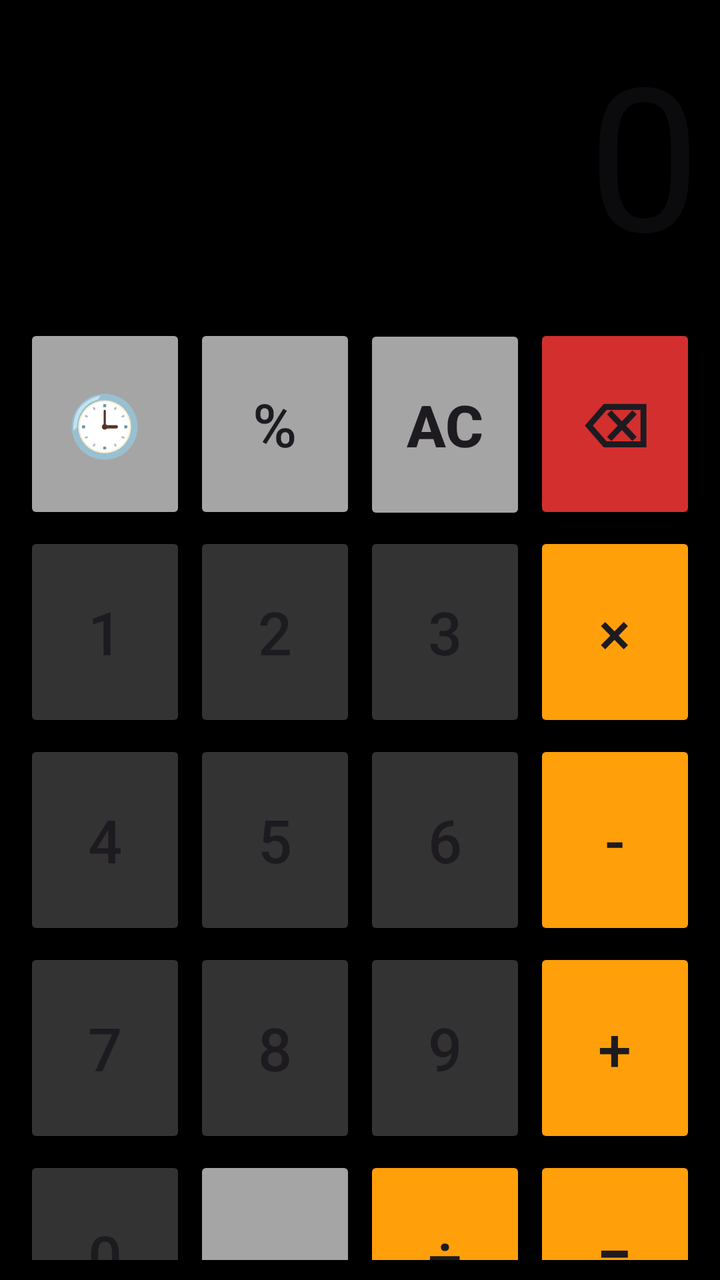
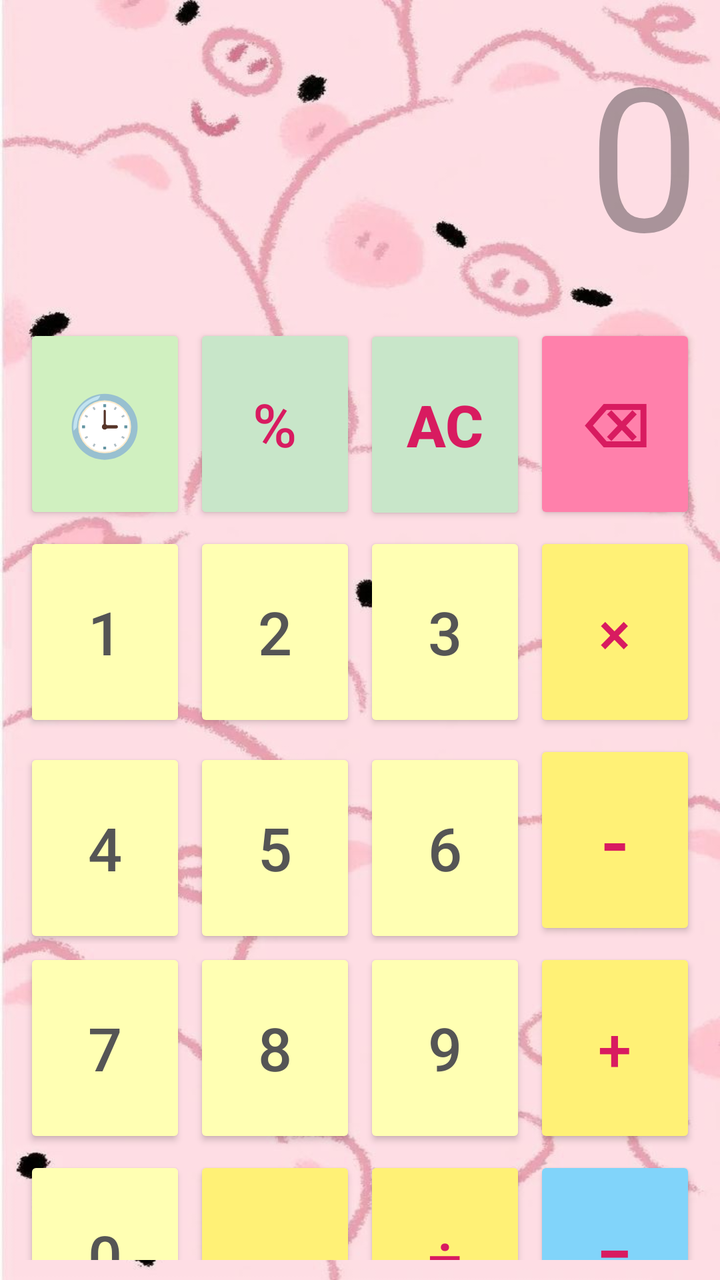

Compare the two renders of this Android layout. The source of the first and the diff that turns it into the second are given below.
<!-- AndroidManifest.xml: application theme Theme.TouchByTouch -->
<!-- res/layout/activity_main.xml -->
<?xml version="1.0" encoding="utf-8"?>
<LinearLayout xmlns:android="http://schemas.android.com/apk/res/android"
    xmlns:app="http://schemas.android.com/apk/res-auto"
    xmlns:tools="http://schemas.android.com/tools"
    android:id="@+id/main"
    android:layout_width="match_parent"
    android:layout_height="match_parent"
    android:layout_margin="10sp"

    android:background="#000000"
    android:onClick="onNumberClick"
    android:orientation="vertical"
    android:padding="10sp"


    tools:context=".MainActivity">

    <LinearLayout
        android:layout_width="match_parent"
        android:layout_height="wrap_content"
        android:orientation="horizontal">

        <TextView
            android:id="@+id/textView2"
            android:layout_width="match_parent"
            android:layout_height="150dp"
            android:layout_weight="1"
            android:ems="10"
            android:gravity="right"
            android:hint="0"
            android:inputType="number"
            android:textSize="100dp" />

    </LinearLayout>

    <LinearLayout
        android:layout_width="match_parent"
        android:layout_height="wrap_content"
        android:orientation="horizontal">

        <Button
            android:id="@+id/buttonhistory"
            android:layout_width="wrap_content"
            android:layout_height="100dp"
            android:layout_margin="2dp"
            android:layout_weight="1"
            android:backgroundTint="#A5A5A5"
            android:onClick="onHistoryClick"
            android:text="🕒"
            android:textSize="30sp" />

        <Button
            android:id="@+id/buttonpercent"
            android:layout_width="wrap_content"
            android:layout_height="100dp"
            android:layout_margin="2dp"
            android:layout_weight="1"
            android:backgroundTint="#A5A5A5"
            android:onClick="onPercentClick"
            android:text="%"
            android:textSize="30sp" />

        <Button
            android:id="@+id/buttonAC"
            android:layout_width="wrap_content"
            android:layout_height="100dp"
            android:layout_margin="2dp"
            android:layout_weight="1"
            android:backgroundTint="#A5A5A5"
            android:onClick="onACClick"
            android:text="AC"
            android:textSize="29sp"
            android:textStyle="bold" />


        <Button
            android:id="@+id/buttondel"
            android:layout_width="wrap_content"
            android:layout_height="100dp"
            android:layout_margin="2dp"
            android:layout_weight="1"
            android:backgroundTint="#D32F2F"
            android:onClick="onDelClick"
            android:text="⌫"
            android:textSize="30sp"
            android:textStyle="bold" />

    </LinearLayout>

    <LinearLayout
        android:layout_width="match_parent"
        android:layout_height="wrap_content"
        android:orientation="horizontal">

        <Button
            android:id="@+id/button"
            android:layout_width="wrap_content"
            android:layout_height="100sp"
            android:layout_margin="2dp"
            android:layout_weight="1"
            android:backgroundTint="#333333"
            android:onClick="onNumberClick"
            android:text="1"
            android:textSize="30sp" />

        <Button
            android:id="@+id/button2"
            android:layout_width="wrap_content"
            android:layout_height="100dp"
            android:layout_margin="2dp"
            android:layout_weight="1"
            android:backgroundTint="#333333"
            android:onClick="onNumberClick"
            android:text="2"
            android:textSize="30sp" />

        <Button
            android:id="@+id/button3"
            android:layout_width="wrap_content"
            android:layout_height="100dp"
            android:layout_margin="2dp"
            android:layout_weight="1"
            android:backgroundTint="#333333"
            android:onClick="onNumberClick"
            android:text="3"
            android:textSize="30sp" />

        <Button
            android:id="@+id/buttonmult"
            android:layout_width="wrap_content"
            android:layout_height="100dp"
            android:layout_margin="2dp"
            android:layout_weight="1"
            android:backgroundTint="#FF9F0A"
            android:onClick="onOperatorClick"
            android:text="×"
            android:textSize="30sp" />

    </LinearLayout>

    <LinearLayout
        android:layout_width="match_parent"
        android:layout_height="wrap_content"
        android:orientation="horizontal">

        <Button
            android:id="@+id/button4"
            android:layout_width="wrap_content"
            android:layout_height="100dp"
            android:layout_margin="2dp"
            android:layout_weight="1"
            android:backgroundTint="#333333"
            android:onClick="onNumberClick"
            android:text="4"
            android:textSize="30sp" />


        <Button
            android:id="@+id/button5"
            android:layout_width="wrap_content"
            android:layout_height="100dp"
            android:layout_margin="2dp"
            android:layout_weight="1"
            android:backgroundTint="#333333"
            android:onClick="onNumberClick"
            android:text="5"
            android:textSize="30sp" />

        <Button
            android:id="@+id/button6"
            android:layout_width="wrap_content"
            android:layout_height="100dp"
            android:layout_margin="2dp"
            android:layout_weight="1"
            android:backgroundTint="#333333"
            android:onClick="onNumberClick"
            android:text="6"
            android:textSize="30sp" />

        <Button
            android:id="@+id/buttonminus"
            android:layout_width="wrap_content"
            android:layout_height="100dp"
            android:layout_margin="2dp"
            android:layout_weight="1"
            android:backgroundTint="#FF9F0A"
            android:onClick="onOperatorClick"
            android:text="-"
            android:textSize="30sp" />


    </LinearLayout>

    <LinearLayout
        android:layout_width="match_parent"
        android:layout_height="wrap_content"
        android:orientation="horizontal">

        <Button
            android:id="@+id/button7"
            android:layout_width="wrap_content"
            android:layout_height="100dp"
            android:layout_margin="2dp"
            android:layout_weight="1"
            android:backgroundTint="#333333"
            android:onClick="onNumberClick"
            android:text="7"
            android:textSize="30sp" />


        <Button
            android:id="@+id/button8"
            android:layout_width="wrap_content"
            android:layout_height="100dp"
            android:layout_margin="2dp"
            android:layout_weight="1"
            android:backgroundTint="#333333"
            android:text="8"
            android:textSize="30sp" />

        <Button
            android:id="@+id/button9"
            android:layout_width="wrap_content"
            android:layout_height="100dp"
            android:layout_margin="2dp"
            android:layout_weight="1"
            android:backgroundTint="#333333"
            android:onClick="onNumberClick"
            android:text="9"
            android:textSize="30sp" />

        <Button
            android:id="@+id/buttonplus"
            android:layout_width="wrap_content"
            android:layout_height="100dp"
            android:layout_margin="2dp"
            android:layout_weight="1"
            android:backgroundTint="#FF9F0A"
            android:onClick="onOperatorClick"
            android:text="+"
            android:textSize="30sp" />


    </LinearLayout>

    <LinearLayout
        android:layout_width="match_parent"
        android:layout_height="wrap_content"
        android:orientation="horizontal">

        <Button
            android:id="@+id/button0"
            android:layout_width="wrap_content"
            android:layout_height="100dp"
            android:layout_margin="2dp"
            android:layout_weight="1"
            android:backgroundTint="#333333"
            android:onClick="onNumberClick"
            android:text="0"
            android:textSize="30sp" />


        <Button
            android:id="@+id/buttondot"
            android:layout_width="wrap_content"
            android:layout_height="100dp"
            android:layout_margin="2dp"
            android:layout_weight="1"
            android:backgroundTint="#A5A5A5"
            android:onClick="onNumberClick"
            android:text="."
            android:textSize="30sp" />

        <Button
            android:id="@+id/buttondiv"
            android:layout_width="wrap_content"
            android:layout_height="100dp"
            android:layout_margin="2dp"
            android:layout_weight="1"
            android:backgroundTint="#FF9F0A"
            android:onClick="onOperatorClick"
            android:text="÷"
            android:textSize="30sp" />

        <Button
            android:id="@+id/buttonequal"
            android:layout_width="wrap_content"
            android:layout_height="100dp"
            android:layout_margin="2dp"
            android:layout_weight="1"
            android:backgroundTint="#FF9F0A"
            android:onClick="onEqualClick"
            android:text="="
            android:textSize="30sp"
            android:textStyle="bold" />


    </LinearLayout>


</LinearLayout>
<!-- resources referenced by this layout -->
<resources>
  <style name="Theme.TouchByTouch" parent="Base.Theme.TouchByTouch" />
  <style name="Base.Theme.TouchByTouch" parent="Theme.Material3.DayNight.NoActionBar">
          
          
      </style>
</resources>

<!-- the commit's change to res/layout/activity_main.xml (unified diff, before → after) -->
@@ -6,8 +6,7 @@
     android:layout_width="match_parent"
     android:layout_height="match_parent"
     android:layout_margin="10sp"
-
-    android:background="#000000"
+    android:background="@drawable/porky"
     android:onClick="onNumberClick"
     android:orientation="vertical"
     android:padding="10sp"
@@ -44,7 +43,7 @@
             android:layout_height="100dp"
             android:layout_margin="2dp"
             android:layout_weight="1"
-            android:backgroundTint="#A5A5A5"
+            android:backgroundTint="#D0F0C0"
             android:onClick="onHistoryClick"
             android:text="🕒"
             android:textSize="30sp" />
@@ -55,7 +54,8 @@
             android:layout_height="100dp"
             android:layout_margin="2dp"
             android:layout_weight="1"
-            android:backgroundTint="#A5A5A5"
+            android:backgroundTint="#C8E6C9"
+            android:textColor="#D81B60"
             android:onClick="onPercentClick"
             android:text="%"
             android:textSize="30sp" />
@@ -66,7 +66,8 @@
             android:layout_height="100dp"
             android:layout_margin="2dp"
             android:layout_weight="1"
-            android:backgroundTint="#A5A5A5"
+            android:backgroundTint="#C8E6C9"
+            android:textColor="#D81B60"
             android:onClick="onACClick"
             android:text="AC"
             android:textSize="29sp"
@@ -79,7 +80,8 @@
             android:layout_height="100dp"
             android:layout_margin="2dp"
             android:layout_weight="1"
-            android:backgroundTint="#D32F2F"
+            android:backgroundTint="#FF80AB"
+            android:textColor="#D81B60"
             android:onClick="onDelClick"
             android:text="⌫"
             android:textSize="30sp"
@@ -92,13 +94,15 @@
         android:layout_height="wrap_content"
         android:orientation="horizontal">
 
+
         <Button
             android:id="@+id/button"
             android:layout_width="wrap_content"
             android:layout_height="100sp"
             android:layout_margin="2dp"
             android:layout_weight="1"
-            android:backgroundTint="#333333"
+            android:backgroundTint="#FFFFFFB3"
+            android:textColor="#555555"
             android:onClick="onNumberClick"
             android:text="1"
             android:textSize="30sp" />
@@ -109,7 +113,8 @@
             android:layout_height="100dp"
             android:layout_margin="2dp"
             android:layout_weight="1"
-            android:backgroundTint="#333333"
+            android:backgroundTint="#FFFFFFB3"
+            android:textColor="#555555"
             android:onClick="onNumberClick"
             android:text="2"
             android:textSize="30sp" />
@@ -120,7 +125,8 @@
             android:layout_height="100dp"
             android:layout_margin="2dp"
             android:layout_weight="1"
-            android:backgroundTint="#333333"
+            android:backgroundTint="#FFFFFFB3"
+            android:textColor="#555555"
             android:onClick="onNumberClick"
             android:text="3"
             android:textSize="30sp" />
@@ -131,7 +137,8 @@
             android:layout_height="100dp"
             android:layout_margin="2dp"
             android:layout_weight="1"
-            android:backgroundTint="#FF9F0A"
+            android:backgroundTint="#FFF176"
+            android:textColor="#D81B60"
             android:onClick="onOperatorClick"
             android:text="×"
             android:textSize="30sp" />
@@ -149,7 +156,8 @@
             android:layout_height="100dp"
             android:layout_margin="2dp"
             android:layout_weight="1"
-            android:backgroundTint="#333333"
+            android:backgroundTint="#FFFFFFB3"
+            android:textColor="#555555"
             android:onClick="onNumberClick"
             android:text="4"
             android:textSize="30sp" />
@@ -161,7 +169,8 @@
             android:layout_height="100dp"
             android:layout_margin="2dp"
             android:layout_weight="1"
-            android:backgroundTint="#333333"
+            android:backgroundTint="#FFFFFFB3"
+            android:textColor="#555555"
             android:onClick="onNumberClick"
             android:text="5"
             android:textSize="30sp" />
@@ -172,7 +181,8 @@
             android:layout_height="100dp"
             android:layout_margin="2dp"
             android:layout_weight="1"
-            android:backgroundTint="#333333"
+            android:backgroundTint="#FFFFFFB3"
+            android:textColor="#555555"
             android:onClick="onNumberClick"
             android:text="6"
             android:textSize="30sp" />
@@ -183,10 +193,11 @@
             android:layout_height="100dp"
             android:layout_margin="2dp"
             android:layout_weight="1"
-            android:backgroundTint="#FF9F0A"
+            android:backgroundTint="#FFF176"
+            android:textColor="#D81B60"
             android:onClick="onOperatorClick"
             android:text="-"
-            android:textSize="30sp" />
+            android:textSize="40sp" />
 
 
     </LinearLayout>
@@ -202,7 +213,8 @@
             android:layout_height="100dp"
             android:layout_margin="2dp"
             android:layout_weight="1"
-            android:backgroundTint="#333333"
+            android:backgroundTint="#FFFFFFB3"
+            android:textColor="#555555"
             android:onClick="onNumberClick"
             android:text="7"
             android:textSize="30sp" />
@@ -214,7 +226,8 @@
             android:layout_height="100dp"
             android:layout_margin="2dp"
             android:layout_weight="1"
-            android:backgroundTint="#333333"
+            android:backgroundTint="#FFFFFFB3"
+            android:textColor="#555555"
             android:text="8"
             android:textSize="30sp" />
 
@@ -224,7 +237,8 @@
             android:layout_height="100dp"
             android:layout_margin="2dp"
             android:layout_weight="1"
-            android:backgroundTint="#333333"
+            android:backgroundTint="#FFFFFFB3"
+            android:textColor="#555555"
             android:onClick="onNumberClick"
             android:text="9"
             android:textSize="30sp" />
@@ -235,7 +249,8 @@
             android:layout_height="100dp"
             android:layout_margin="2dp"
             android:layout_weight="1"
-            android:backgroundTint="#FF9F0A"
+            android:backgroundTint="#FFF176"
+            android:textColor="#D81B60"
             android:onClick="onOperatorClick"
             android:text="+"
             android:textSize="30sp" />
@@ -254,7 +269,8 @@
             android:layout_height="100dp"
             android:layout_margin="2dp"
             android:layout_weight="1"
-            android:backgroundTint="#333333"
+            android:backgroundTint="#FFFFFFB3"
+            android:textColor="#555555"
             android:onClick="onNumberClick"
             android:text="0"
             android:textSize="30sp" />
@@ -266,7 +282,8 @@
             android:layout_height="100dp"
             android:layout_margin="2dp"
             android:layout_weight="1"
-            android:backgroundTint="#A5A5A5"
+            android:backgroundTint="#FFF176"
+            android:textColor="#D81B60"
             android:onClick="onNumberClick"
             android:text="."
             android:textSize="30sp" />
@@ -277,7 +294,8 @@
             android:layout_height="100dp"
             android:layout_margin="2dp"
             android:layout_weight="1"
-            android:backgroundTint="#FF9F0A"
+            android:backgroundTint="#FFF176"
+            android:textColor="#D81B60"
             android:onClick="onOperatorClick"
             android:text="÷"
             android:textSize="30sp" />
@@ -288,7 +306,8 @@
             android:layout_height="100dp"
             android:layout_margin="2dp"
             android:layout_weight="1"
-            android:backgroundTint="#FF9F0A"
+            android:backgroundTint="#81D4FA"
+            android:textColor="#D81B60"
             android:onClick="onEqualClick"
             android:text="="
             android:textSize="30sp"
<!-- resource entries referenced after the edit -->
@@ -1,5 +1,6 @@
 <!-- resources referenced by this layout -->
 <resources>
+  <!-- drawable porky: jpg bitmap (drawable, 57152 bytes) -->
   <style name="Theme.TouchByTouch" parent="Base.Theme.TouchByTouch" />
   <style name="Base.Theme.TouchByTouch" parent="Theme.Material3.DayNight.NoActionBar">
           
